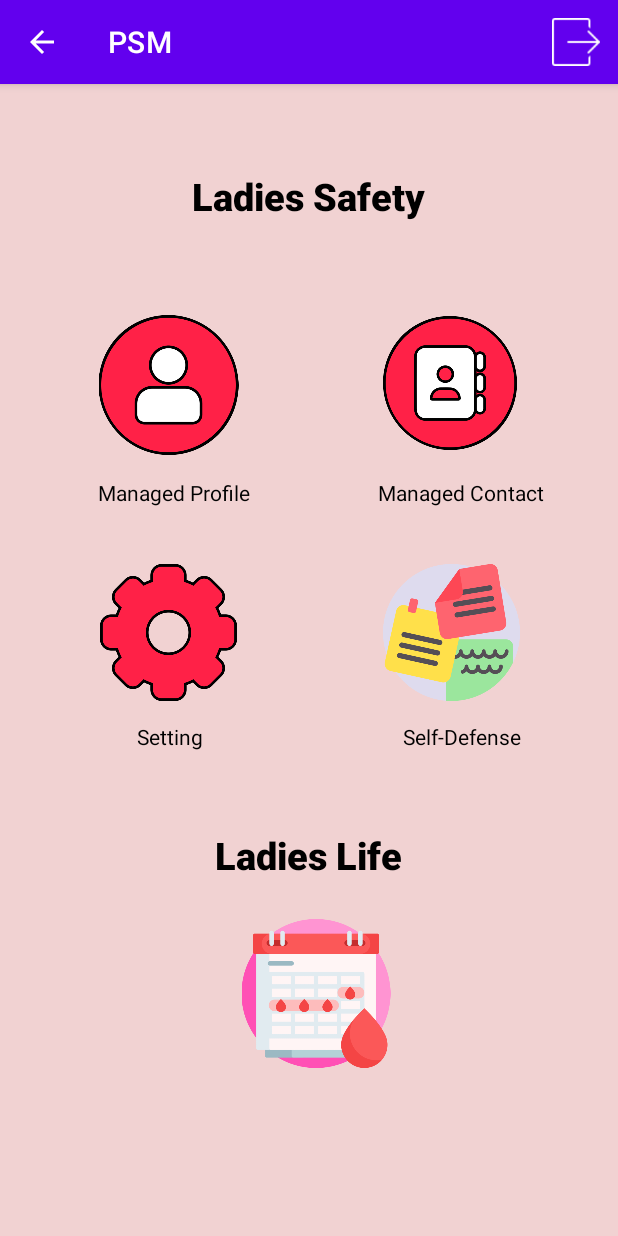
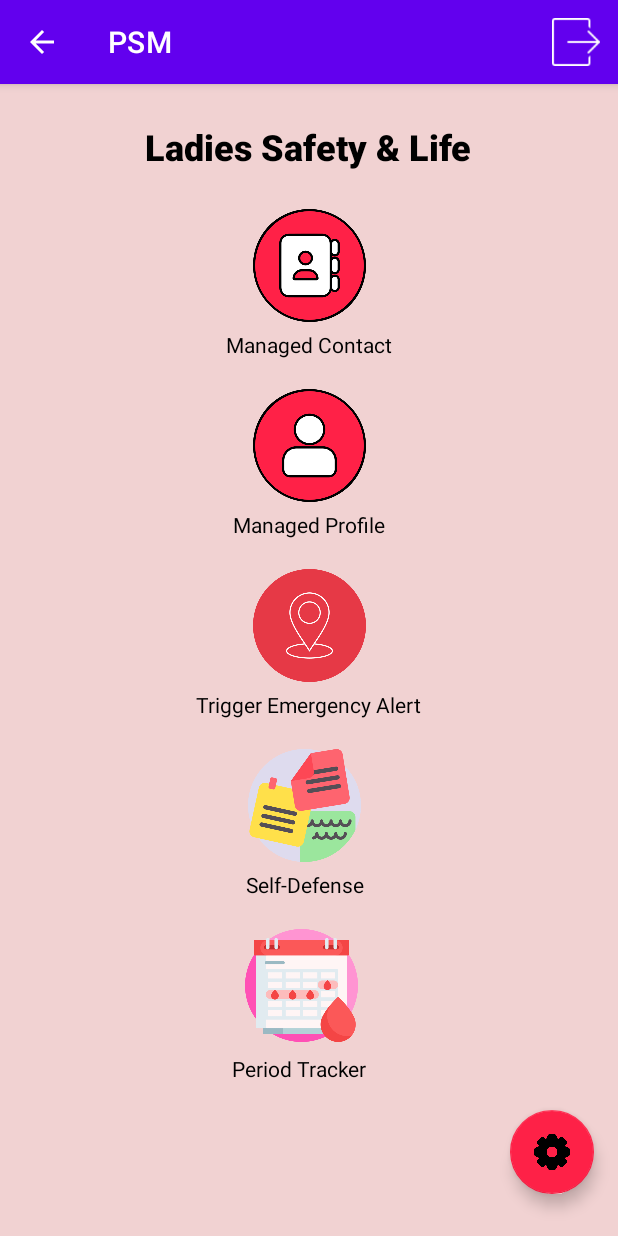
Before and after one commit to NurfaGazman/PSM, an Android app: the Homepage screen opened directly, with no data from a screen before it, on a phone screen of 412 x 824 dp. Run offline under Robolectric (Android 15) with nearby library versions, the phone set to English and light mode, and no system bars; network calls fail.

Commit message:
location

```diff
--- a/app/build.gradle
+++ b/app/build.gradle
@@ -37,13 +37,11 @@ dependencies {
     implementation 'androidx.appcompat:appcompat:1.6.1'
     implementation 'com.google.android.material:material:1.8.0'
     implementation 'androidx.constraintlayout:constraintlayout:2.1.4'
-    implementation 'com.google.firebase:firebase-database:20.1.0'
-    implementation 'com.google.firebase:firebase-auth:21.2.0'
-    implementation 'com.google.firebase:firebase-database-ktx:20.2.1'
+    implementation 'com.google.android.gms:play-services-location:19.0.1'
     testImplementation 'junit:junit:4.13.2'
     androidTestImplementation 'androidx.test.ext:junit:1.1.5'
     androidTestImplementation 'androidx.test.espresso:espresso-core:3.5.1'
-
+    implementation 'com.google.android.material:material:1.5.0'
 
 
     implementation 'com.android.volley:volley:1.2.1' //httpRequest
--- a/app/src/main/AndroidManifest.xml
+++ b/app/src/main/AndroidManifest.xml
@@ -4,6 +4,8 @@
 
     <uses-permission android:name="android.permission.ACCESS_NETWORK_STATE" />
     <uses-permission android:name="android.permission.INTERNET" />
+    <uses-permission android:name="android.permission.ACCESS_FINE_LOCATION" />
+    <uses-permission android:name="android.permission.ACCESS_COARSE_LOCATION"/>
 
     <application
         android:allowBackup="true"
--- a/app/src/main/java/com/example/psm/Login.java
+++ b/app/src/main/java/com/example/psm/Login.java
@@ -19,10 +19,6 @@ import com.android.volley.toolbox.Volley;
 import com.example.psm.Controller.RequestController;
 import com.example.psm.Controller.SweetAlert;
 import com.example.psm.databinding.ActivityLoginBinding;
-import com.google.android.gms.tasks.OnFailureListener;
-import com.google.android.gms.tasks.OnSuccessListener;
-import com.google.firebase.auth.AuthResult;
-import com.google.firebase.auth.FirebaseAuth;
 
 import org.json.JSONException;
 import org.json.JSONObject;
--- a/app/src/main/java/com/example/psm/MainActivity.java
+++ b/app/src/main/java/com/example/psm/MainActivity.java
@@ -7,9 +7,6 @@ import android.view.View;
 import android.widget.Button;
 import android.widget.DatePicker;
 
-import com.google.firebase.database.DatabaseReference;
-import com.google.firebase.database.FirebaseDatabase;
-
 public class MainActivity extends AppCompatActivity {
 
 
--- a/app/src/main/res/layout/activity_homepage.xml
+++ b/app/src/main/res/layout/activity_homepage.xml
@@ -8,139 +8,143 @@
     tools:context=".Homepage">
 
     <TextView
+        android:id="@+id/textView19"
         android:layout_width="wrap_content"
         android:layout_height="wrap_content"
+        android:layout_marginTop="25dp"
         android:fontFamily="sans-serif-black"
-        android:text="Ladies Life"
+        android:text="Ladies Safety &amp; Life"
         android:textColor="#000000"
-        android:textSize="25sp"
-        app:layout_constraintBottom_toBottomOf="parent"
+        android:textSize="24sp"
+        app:layout_constraintEnd_toEndOf="parent"
+        app:layout_constraintHorizontal_bias="0.497"
+        app:layout_constraintStart_toStartOf="parent"
+        app:layout_constraintTop_toTopOf="parent" />
+
+    <TextView
+        android:id="@+id/textView26"
+        android:layout_width="wrap_content"
+        android:layout_height="wrap_content"
+        android:layout_marginTop="5dp"
+        android:text="Managed Profile"
+        android:textColor="#020202"
+        app:layout_constraintEnd_toEndOf="parent"
+        app:layout_constraintStart_toStartOf="parent"
+        app:layout_constraintTop_toBottomOf="@+id/btnProfile" />
+
+    <ImageView
+        android:id="@+id/btnContact"
+        android:layout_width="75dp"
+        android:layout_height="75dp"
+        android:layout_marginTop="25dp"
+        app:layout_constraintEnd_toEndOf="parent"
+        app:layout_constraintStart_toStartOf="parent"
+        app:layout_constraintTop_toBottomOf="@+id/textView19"
+        app:srcCompat="@drawable/contact1" />
+
+    <TextView
+        android:id="@+id/textView20"
+        android:layout_width="wrap_content"
+        android:layout_height="19dp"
+        android:layout_marginTop="5dp"
+        android:text="Managed Contact"
+        android:textColor="#000000"
+        app:layout_constraintEnd_toEndOf="parent"
+        app:layout_constraintStart_toStartOf="parent"
+        app:layout_constraintTop_toBottomOf="@+id/btnContact" />
+
+    <ImageView
+        android:id="@+id/btnProfile"
+        android:layout_width="75dp"
+        android:layout_height="75dp"
+        android:layout_marginTop="20dp"
+        app:layout_constraintEnd_toEndOf="parent"
+        app:layout_constraintStart_toStartOf="parent"
+        app:layout_constraintTop_toBottomOf="@+id/textView20"
+        app:srcCompat="@drawable/user2" />
+
+    <TextView
+        android:id="@+id/textView27"
+        android:layout_width="wrap_content"
+        android:layout_height="wrap_content"
+        android:layout_marginTop="5dp"
+        android:text="Trigger Emergency Alert"
+        android:textColor="#000000"
         app:layout_constraintEnd_toEndOf="parent"
         app:layout_constraintHorizontal_bias="0.498"
         app:layout_constraintStart_toStartOf="parent"
-        app:layout_constraintTop_toTopOf="parent"
-        app:layout_constraintVertical_bias="0.677" />
-
-    <TextView
-        android:layout_width="wrap_content"
-        android:layout_height="wrap_content"
-        android:fontFamily="sans-serif-black"
-        android:text="Ladies Safety"
-        android:textColor="#000000"
-        android:textSize="25sp"
-        app:layout_constraintBottom_toBottomOf="parent"
-        app:layout_constraintEnd_toEndOf="parent"
-        app:layout_constraintHorizontal_bias="0.498"
-        app:layout_constraintStart_toStartOf="parent"
-        app:layout_constraintTop_toTopOf="parent"
-        app:layout_constraintVertical_bias="0.078" />
-
-    <ImageView
-        android:id="@+id/btnsetting"
-        android:layout_width="95dp"
-        android:layout_height="91dp"
-        app:layout_constraintBottom_toBottomOf="parent"
-        app:layout_constraintEnd_toEndOf="parent"
-        app:layout_constraintHorizontal_bias="0.205"
-        app:layout_constraintStart_toStartOf="parent"
-        app:layout_constraintTop_toTopOf="parent"
-        app:layout_constraintVertical_bias="0.473"
-        app:srcCompat="@drawable/setting" />
-
-    <TextView
-        android:layout_width="wrap_content"
-        android:layout_height="wrap_content"
-        android:text="Managed Profile"
-        android:textColor="#020202"
-        app:layout_constraintBottom_toBottomOf="parent"
-        app:layout_constraintEnd_toEndOf="parent"
-        app:layout_constraintHorizontal_bias="0.211"
-        app:layout_constraintStart_toStartOf="parent"
-        app:layout_constraintTop_toTopOf="parent"
-        app:layout_constraintVertical_bias="0.351" />
-
-    <ImageView
-        android:id="@+id/btnContact"
-        android:layout_width="97dp"
-        android:layout_height="89dp"
-        app:layout_constraintBottom_toBottomOf="parent"
-        app:layout_constraintEnd_toEndOf="parent"
-        app:layout_constraintHorizontal_bias="0.799"
-        app:layout_constraintStart_toStartOf="parent"
-        app:layout_constraintTop_toTopOf="parent"
-        app:layout_constraintVertical_bias="0.228"
-        app:srcCompat="@drawable/contact1" />
-
-    <TextView
-        android:layout_width="wrap_content"
-        android:layout_height="wrap_content"
-        android:text="Managed Contact"
-        android:textColor="#000000"
-        app:layout_constraintBottom_toBottomOf="parent"
-        app:layout_constraintEnd_toEndOf="parent"
-        app:layout_constraintHorizontal_bias="0.836"
-        app:layout_constraintStart_toStartOf="parent"
-        app:layout_constraintTop_toTopOf="parent"
-        app:layout_constraintVertical_bias="0.351" />
-
-    <ImageView
-        android:id="@+id/btnProfile"
-        android:layout_width="95dp"
-        android:layout_height="93dp"
-        app:layout_constraintBottom_toBottomOf="parent"
-        app:layout_constraintEnd_toEndOf="parent"
-        app:layout_constraintHorizontal_bias="0.205"
-        app:layout_constraintStart_toStartOf="parent"
-        app:layout_constraintTop_toTopOf="parent"
-        app:layout_constraintVertical_bias="0.228"
-        app:srcCompat="@drawable/user2" />
-
-    <TextView
-        android:layout_width="wrap_content"
-        android:layout_height="wrap_content"
-        android:text="Setting "
-        android:textColor="#000000"
-        app:layout_constraintBottom_toBottomOf="parent"
-        app:layout_constraintEnd_toEndOf="parent"
-        app:layout_constraintHorizontal_bias="0.25"
-        app:layout_constraintStart_toStartOf="parent"
-        app:layout_constraintTop_toTopOf="parent"
-        app:layout_constraintVertical_bias="0.568" />
+        app:layout_constraintTop_toBottomOf="@+id/btnLocation" />
 
     <ImageView
         android:id="@+id/btnself"
-        android:layout_width="95dp"
-        android:layout_height="91dp"
-        app:layout_constraintBottom_toBottomOf="parent"
+        android:layout_width="75dp"
+        android:layout_height="75dp"
+        android:layout_marginTop="20dp"
         app:layout_constraintEnd_toEndOf="parent"
-        app:layout_constraintHorizontal_bias="0.8"
+        app:layout_constraintHorizontal_bias="0.491"
         app:layout_constraintStart_toStartOf="parent"
-        app:layout_constraintTop_toTopOf="parent"
-        app:layout_constraintVertical_bias="0.473"
+        app:layout_constraintTop_toBottomOf="@+id/textView27"
         app:srcCompat="@drawable/stickynote" />
 
     <TextView
+        android:id="@+id/textView28"
         android:layout_width="wrap_content"
         android:layout_height="wrap_content"
+        android:layout_marginTop="5dp"
         android:text="Self-Defense"
         android:textColor="#000000"
-        app:layout_constraintBottom_toBottomOf="parent"
         app:layout_constraintEnd_toEndOf="parent"
-        app:layout_constraintHorizontal_bias="0.806"
+        app:layout_constraintHorizontal_bias="0.492"
         app:layout_constraintStart_toStartOf="parent"
-        app:layout_constraintTop_toTopOf="parent"
-        app:layout_constraintVertical_bias="0.568" />
+        app:layout_constraintTop_toBottomOf="@+id/btnself" />
 
     <ImageView
         android:id="@+id/btnPeriodHome"
-        android:layout_width="101dp"
-        android:layout_height="99dp"
+        android:layout_width="75dp"
+        android:layout_height="75dp"
+        android:layout_marginTop="20dp"
+        app:layout_constraintEnd_toEndOf="parent"
+        app:layout_constraintHorizontal_bias="0.485"
+        app:layout_constraintStart_toStartOf="parent"
+        app:layout_constraintTop_toBottomOf="@+id/textView28"
+        app:srcCompat="@drawable/period" />
+
+    <ImageView
+        android:id="@+id/btnLocation"
+        android:layout_width="75dp"
+        android:layout_height="75dp"
+        android:layout_marginTop="20dp"
+        app:layout_constraintEnd_toEndOf="parent"
+        app:layout_constraintStart_toStartOf="parent"
+        app:layout_constraintTop_toBottomOf="@+id/textView26"
+        app:srcCompat="@drawable/location1" />
+
+    <TextView
+        android:id="@+id/textView29"
+        android:layout_width="wrap_content"
+        android:layout_height="wrap_content"
+        android:layout_marginTop="8dp"
+        android:text="Period Tracker"
+        android:textColor="#000000"
+        app:layout_constraintEnd_toEndOf="parent"
+        app:layout_constraintHorizontal_bias="0.481"
+        app:layout_constraintStart_toStartOf="parent"
+        app:layout_constraintTop_toBottomOf="@+id/btnPeriodHome" />
+
+    <com.google.android.material.floatingactionbutton.FloatingActionButton
+        android:id="@+id/btnsetting"
+        android:layout_width="wrap_content"
+        android:layout_height="wrap_content"
+        android:layout_gravity="center_horizontal"
+        android:layout_marginStart="339dp"
+        android:layout_marginTop="672dp"
+        android:layout_marginEnd="16dp"
+        android:layout_marginBottom="16dp"
+        android:clickable="true"
+        app:backgroundTint="#FE2147"
         app:layout_constraintBottom_toBottomOf="parent"
         app:layout_constraintEnd_toEndOf="parent"
-        app:layout_constraintHorizontal_bias="0.516"
         app:layout_constraintStart_toStartOf="parent"
         app:layout_constraintTop_toTopOf="parent"
-        app:layout_constraintVertical_bias="0.833"
-        app:srcCompat="@drawable/period" />
-
+        app:srcCompat="@drawable/setting" />
 </androidx.constraintlayout.widget.ConstraintLayout>
```
Also changed, not shown: app/src/main/java/com/example/psm/Controller/SweetAlert.java (+16 -1 lines), app/src/main/java/com/example/psm/Homepage.java (+34 -0 lines), app/src/main/java/com/example/psm/Model/Period.java (+36 -2 lines), app/src/main/java/com/example/psm/PeriodHome.java (+222 -24 lines), app/src/main/java/com/example/psm/Register.java (+0 -10 lines), app/src/main/res/layout/activity_login.xml (+2 -13 lines), app/src/main/res/drawable/location1.png (added).
